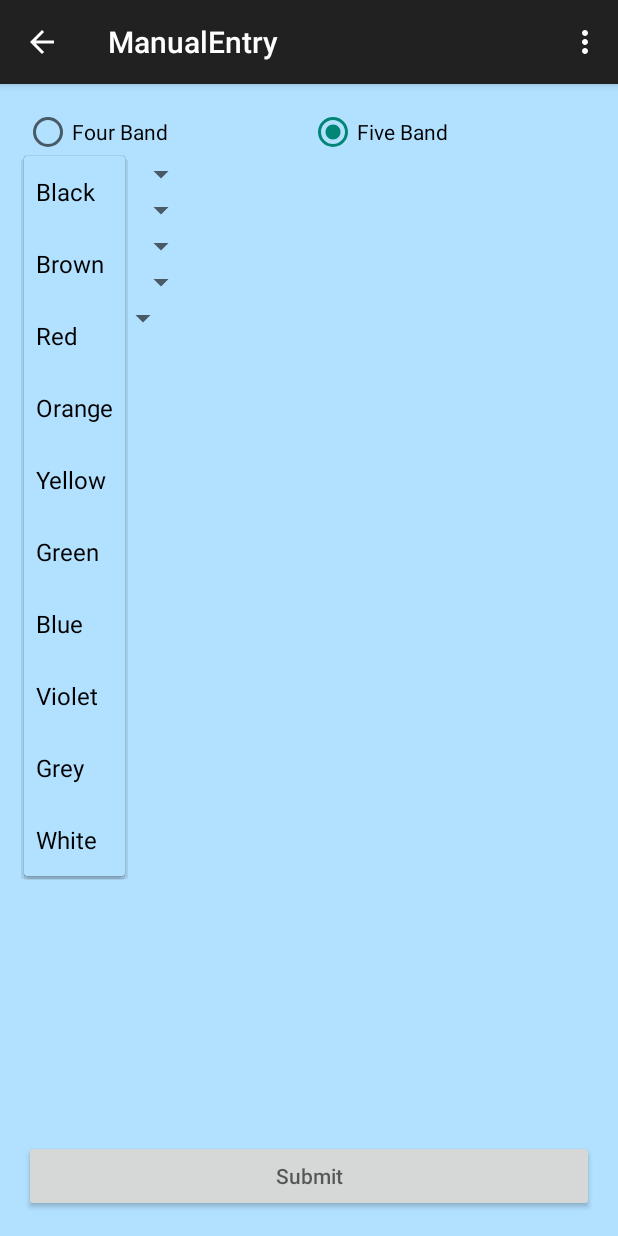
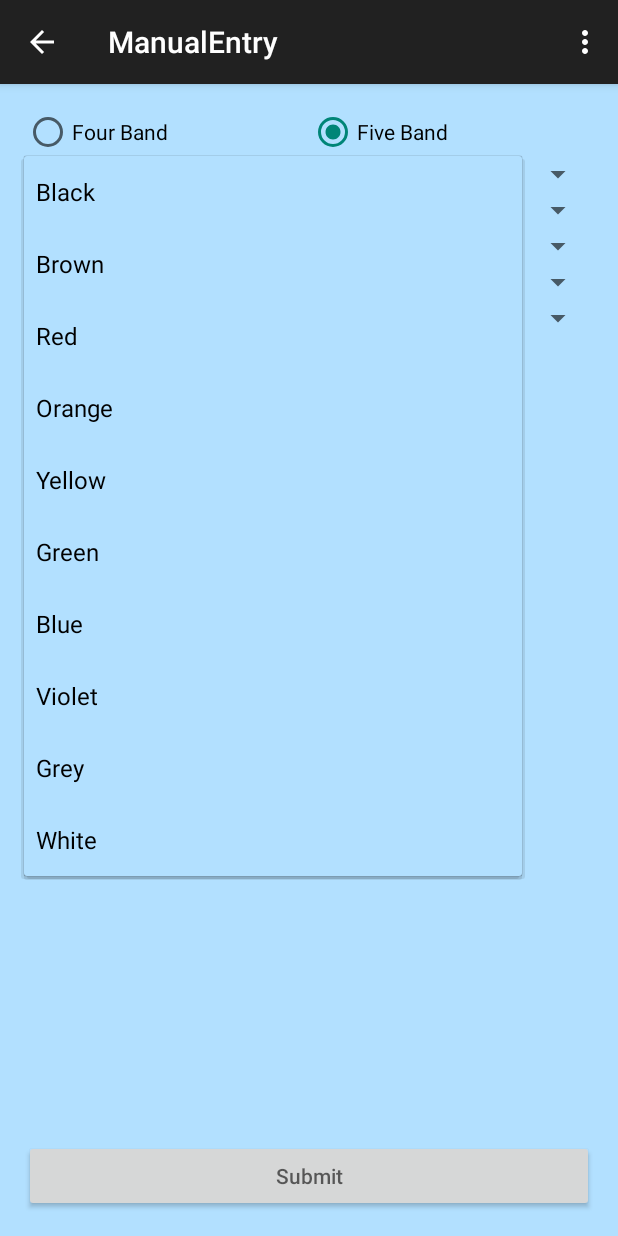
Before and after one commit to Speedy293/Resistor_Identifier, an Android app: the ManualEntry screen opened directly, with no data from a screen before it, after a tap on "Black", on a phone screen of 412 x 824 dp. Run offline under Robolectric (Android 15) with nearby library versions, the phone set to English and light mode, and no system bars; 2 other taps on this screen came first.

```diff
--- a/app/src/main/res/layout/activity_manual_entry.xml
+++ b/app/src/main/res/layout/activity_manual_entry.xml
@@ -31,7 +31,7 @@
 
     <Spinner
         android:id="@+id/bandOne"
-        android:layout_width="wrap_content"
+        android:layout_width="match_parent"
         android:layout_height="wrap_content"
         android:layout_below="@id/band_number"
         android:entries = "@array/bandColors"
@@ -39,25 +39,25 @@
         />
     <Spinner
         android:id="@+id/bandTwo"
-        android:layout_width="wrap_content"
+        android:layout_width="match_parent"
         android:layout_height="wrap_content"
         android:layout_below="@id/bandOne"
         android:entries = "@array/bandColors"/>
     <Spinner
         android:id="@+id/bandThree"
-        android:layout_width="wrap_content"
+        android:layout_width="match_parent"
         android:layout_height="wrap_content"
         android:entries="@array/bandColors"
         android:layout_below="@id/bandTwo"/>
     <Spinner
         android:id="@+id/bandFour"
-        android:layout_width="wrap_content"
+        android:layout_width="match_parent"
         android:layout_height="wrap_content"
         android:entries="@array/bandSpecial"
         android:layout_below="@id/bandThree"/>
     <Spinner
         android:id="@+id/bandFive"
-        android:layout_width="wrap_content"
+        android:layout_width="match_parent"
         android:layout_height="wrap_content"
         android:entries="@array/percentage"
         android:layout_below="@id/bandFour"
```
Also changed, not shown: app/src/main/ic_launcher-web.png (added), app/src/main/res/mipmap-hdpi/ic_launcher.png, app/src/main/res/mipmap-mdpi/ic_launcher.png, app/src/main/res/mipmap-xhdpi/ic_launcher.png, app/src/main/res/mipmap-xxhdpi/ic_launcher.png, app/src/main/res/mipmap-xxxhdpi/ic_launcher.png (added).
